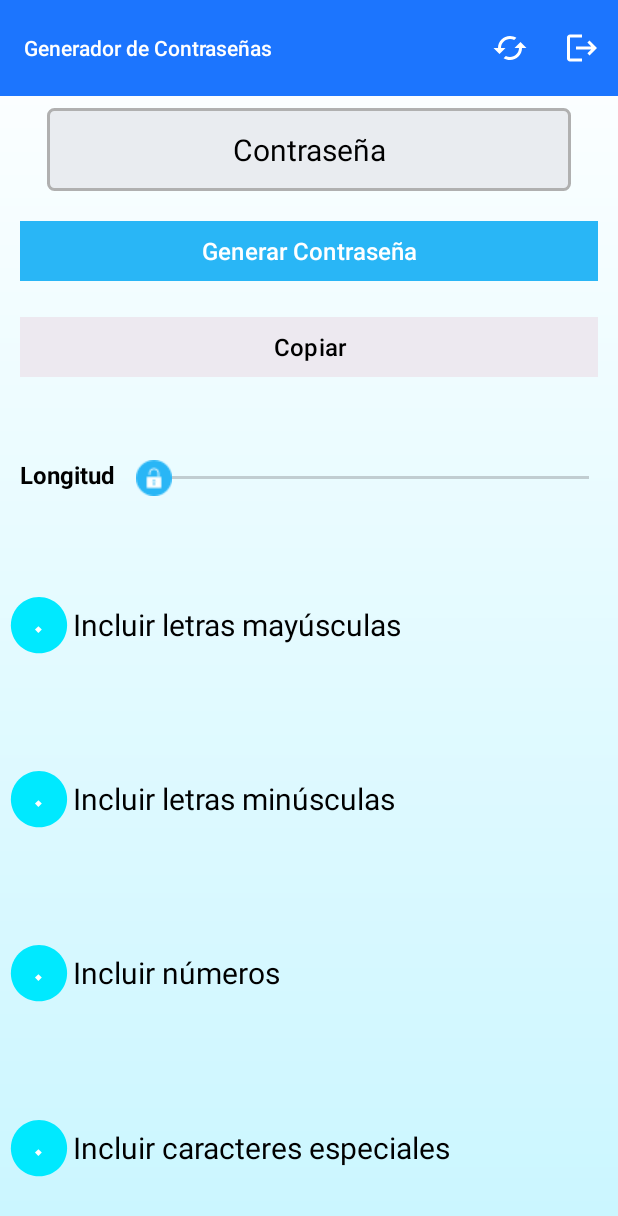
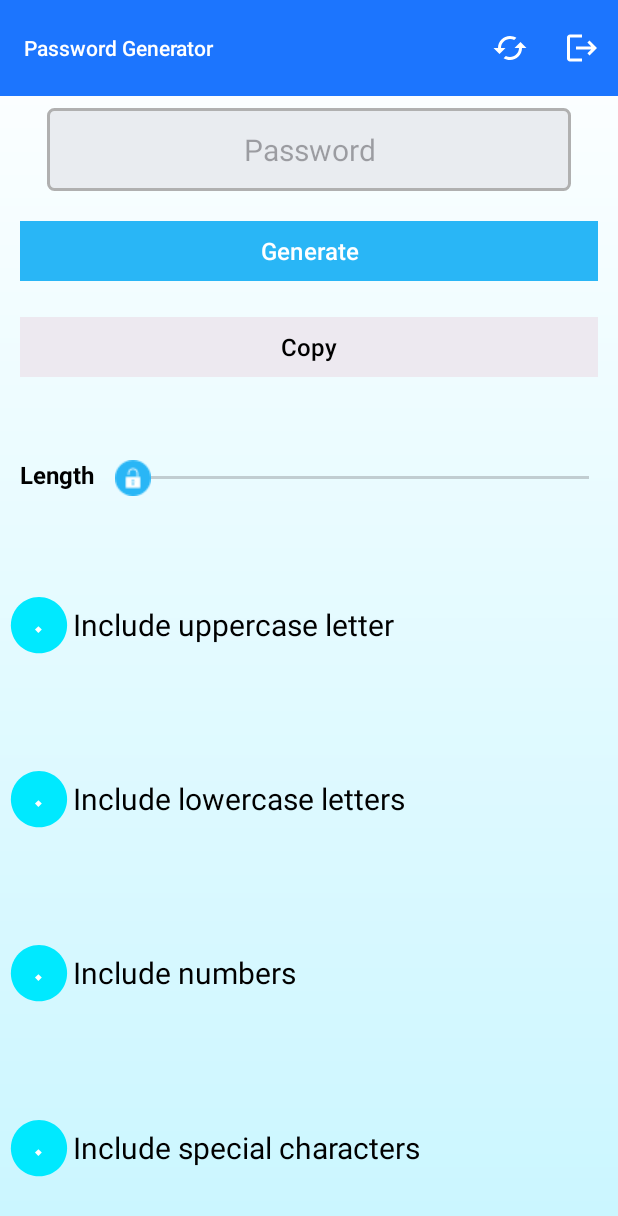
Before and after one commit to MichaelC27/Password_Generator, an Android app: the screen it shows after launch (MainActivity), on a phone screen of 412 x 824 dp. Shown: the top 1216 px of the screen. Run offline under Robolectric (Android 15) with nearby library versions, the light colour scheme and no system bars.

Commit message:
Se crea Clase Password

```diff
--- /dev/null
+++ b/app/src/main/java/com/laabbb/password_generator/Clase/Password.java
@@ -0,0 +1,2 @@
+package com.laabbb.password_generator.Clase;public class Password {
+}
--- a/app/src/main/res/layout/activity_main.xml
+++ b/app/src/main/res/layout/activity_main.xml
@@ -41,15 +41,15 @@
                     android:id="@+id/lbl_password"
                     android:layout_width="0dp"
                     android:layout_height="wrap_content"
+                    android:layout_marginStart="15dp"
+                    android:layout_marginEnd="15dp"
                     android:layout_weight="1"
                     android:background="@drawable/border_background"
                     android:gravity="center"
+                    android:hint="@string/lbl_Contraseña"
                     android:padding="14dp"
-                    android:text="Contraseña"
                     android:textColor="@color/black"
-                    android:textSize="20sp"
-                    android:layout_marginStart="15dp"
-                    android:layout_marginEnd="15dp"/>
+                    android:textSize="20sp" />
             </TableRow>
 
 
--- a/app/src/main/res/values/strings.xml
+++ b/app/src/main/res/values/strings.xml
@@ -1,11 +1,13 @@
+<?xml version="1.0" encoding="utf-8"?>
 <resources>
     <string name="app_name">Password_generator</string>
-    <string name="titulo">Generador de Contraseñas</string>
-    <string name="btn_texto">Generar Contraseña</string>
-    <string name="btn_copiar">Copiar</string>
-    <string name="longitud">Longitud</string>
-    <string name="opcion_1">Incluir letras mayúsculas</string>
-    <string name="opcion_2">Incluir letras minúsculas</string>
-    <string name="opcion_3">Incluir números</string>
-    <string name="opcion_4">Incluir caracteres especiales</string>
+    <string name="titulo">Password Generator</string>
+    <string name="lbl_Contraseña">Password</string>
+    <string name="btn_texto">Generate</string>
+    <string name="btn_copiar">Copy</string>
+    <string name="longitud">Length</string>
+    <string name="opcion_1">Include uppercase letter</string>
+    <string name="opcion_2">Include lowercase letters</string>
+    <string name="opcion_3">Include numbers</string>
+    <string name="opcion_4">Include special characters</string>
 </resources>
```
Also changed, not shown: 2 other files.
